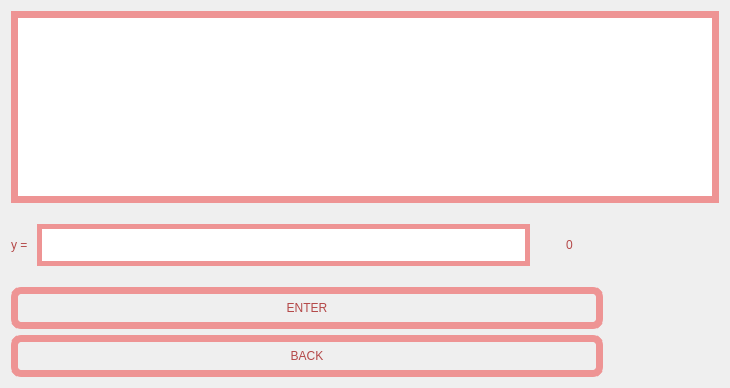
Old version of the form MATFWars/guessgame.ui in the repository Divljo31/MATFWars.
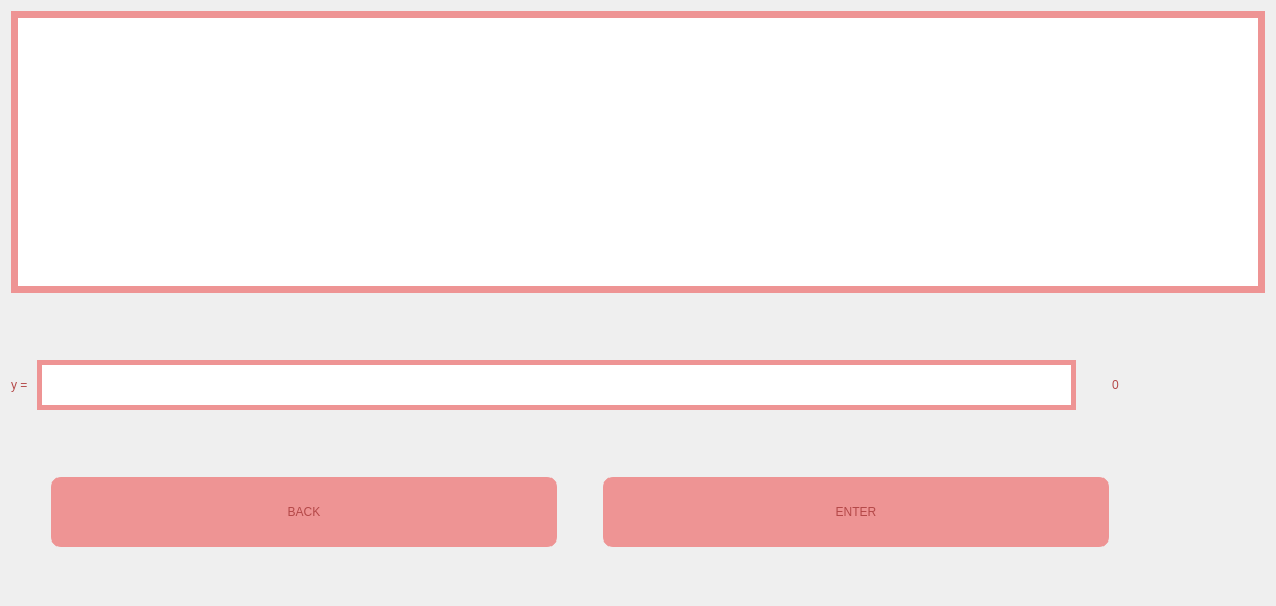
New version of the form. Icons and pictures are not drawn.

The edit to the form file:
```diff
--- a/MATFWars/guessgame.ui
+++ b/MATFWars/guessgame.ui
@@ -6,16 +6,22 @@
    <rect>
     <x>0</x>
     <y>0</y>
-    <width>730</width>
-    <height>388</height>
+    <width>1276</width>
+    <height>606</height>
    </rect>
   </property>
   <property name="sizePolicy">
-   <sizepolicy hsizetype="Preferred" vsizetype="Expanding">
+   <sizepolicy hsizetype="Preferred" vsizetype="Preferred">
     <horstretch>0</horstretch>
     <verstretch>0</verstretch>
    </sizepolicy>
   </property>
+  <property name="minimumSize">
+   <size>
+    <width>900</width>
+    <height>600</height>
+   </size>
+  </property>
   <property name="windowTitle">
    <string>MATFWars</string>
   </property>
@@ -98,6 +104,12 @@
              <verstretch>0</verstretch>
             </sizepolicy>
            </property>
+           <property name="maximumSize">
+            <size>
+             <width>16777215</width>
+             <height>50</height>
+            </size>
+           </property>
            <property name="styleSheet">
             <string notr="true">border:5px solid;
 background-image: url(:/background/whiteBackground.jpg);
@@ -168,46 +180,126 @@
         </spacer>
        </item>
        <item>
-        <widget class="QPushButton" name="enter_guess_button">
-         <property name="sizePolicy">
-          <sizepolicy hsizetype="Expanding" vsizetype="Expanding">
-           <horstretch>0</horstretch>
-           <verstretch>0</verstretch>
-          </sizepolicy>
+        <layout class="QHBoxLayout" name="horizontalLayout_11">
+         <property name="leftMargin">
+          <number>0</number>
          </property>
-         <property name="styleSheet">
-          <string notr="true">color:rgb(180, 72, 72);
+         <property name="topMargin">
+          <number>0</number>
+         </property>
+         <property name="rightMargin">
+          <number>0</number>
+         </property>
+         <property name="bottomMargin">
+          <number>0</number>
+         </property>
+         <item>
+          <spacer name="horizontalSpacer_5">
+           <property name="orientation">
+            <enum>Qt::Horizontal</enum>
+           </property>
+           <property name="sizeHint" stdset="0">
+            <size>
+             <width>40</width>
+             <height>20</height>
+            </size>
+           </property>
+          </spacer>
+         </item>
+         <item>
+          <widget class="QPushButton" name="back_guess_button">
+           <property name="sizePolicy">
+            <sizepolicy hsizetype="Expanding" vsizetype="Expanding">
+             <horstretch>3</horstretch>
+             <verstretch>3</verstretch>
+            </sizepolicy>
+           </property>
+           <property name="minimumSize">
+            <size>
+             <width>30</width>
+             <height>50</height>
+            </size>
+           </property>
+           <property name="maximumSize">
+            <size>
+             <width>800</width>
+             <height>70</height>
+            </size>
+           </property>
+           <property name="styleSheet">
+            <string notr="true">color:rgb(180, 72, 72);
 font: 600 17pt &quot;URW Bookman&quot;;
 border-radius:10px;
 border:7px solid;
 border-color: rgb(238, 148, 148);
-background-image: url(:/background/backgroundBtns.jpg);</string>
-         </property>
-         <property name="text">
-          <string>ENTER</string>
-         </property>
-        </widget>
-       </item>
-       <item>
-        <widget class="QPushButton" name="back_guess_button">
-         <property name="sizePolicy">
-          <sizepolicy hsizetype="Expanding" vsizetype="Expanding">
-           <horstretch>0</horstretch>
-           <verstretch>0</verstretch>
-          </sizepolicy>
-         </property>
-         <property name="styleSheet">
-          <string notr="true">color:rgb(180, 72, 72);
+background-color: rgb(238, 148, 148);
+</string>
+           </property>
+           <property name="text">
+            <string>BACK</string>
+           </property>
+          </widget>
+         </item>
+         <item>
+          <spacer name="horizontalSpacer_6">
+           <property name="orientation">
+            <enum>Qt::Horizontal</enum>
+           </property>
+           <property name="sizeHint" stdset="0">
+            <size>
+             <width>40</width>
+             <height>20</height>
+            </size>
+           </property>
+          </spacer>
+         </item>
+         <item>
+          <widget class="QPushButton" name="enter_guess_button">
+           <property name="sizePolicy">
+            <sizepolicy hsizetype="Expanding" vsizetype="Expanding">
+             <horstretch>3</horstretch>
+             <verstretch>3</verstretch>
+            </sizepolicy>
+           </property>
+           <property name="minimumSize">
+            <size>
+             <width>30</width>
+             <height>50</height>
+            </size>
+           </property>
+           <property name="maximumSize">
+            <size>
+             <width>800</width>
+             <height>70</height>
+            </size>
+           </property>
+           <property name="styleSheet">
+            <string notr="true">color:rgb(180, 72, 72);
 font: 600 17pt &quot;URW Bookman&quot;;
 border-radius:10px;
 border:7px solid;
 border-color: rgb(238, 148, 148);
-background-image: url(:/background/backgroundBtns.jpg);</string>
-         </property>
-         <property name="text">
-          <string>BACK</string>
-         </property>
-        </widget>
+background-color: rgb(238, 148, 148);</string>
+           </property>
+           <property name="text">
+            <string>ENTER</string>
+           </property>
+          </widget>
+         </item>
+         <item>
+          <spacer name="horizontalSpacer_7">
+           <property name="orientation">
+            <enum>Qt::Horizontal</enum>
+           </property>
+           <property name="sizeHint" stdset="0">
+            <size>
+             <width>40</width>
+             <height>20</height>
+            </size>
+           </property>
+          </spacer>
+         </item>
+        </layout>
        </item>
       </layout>
      </item>
```
Left out of the diff: 6 changed lines with no effect on the pictures.
